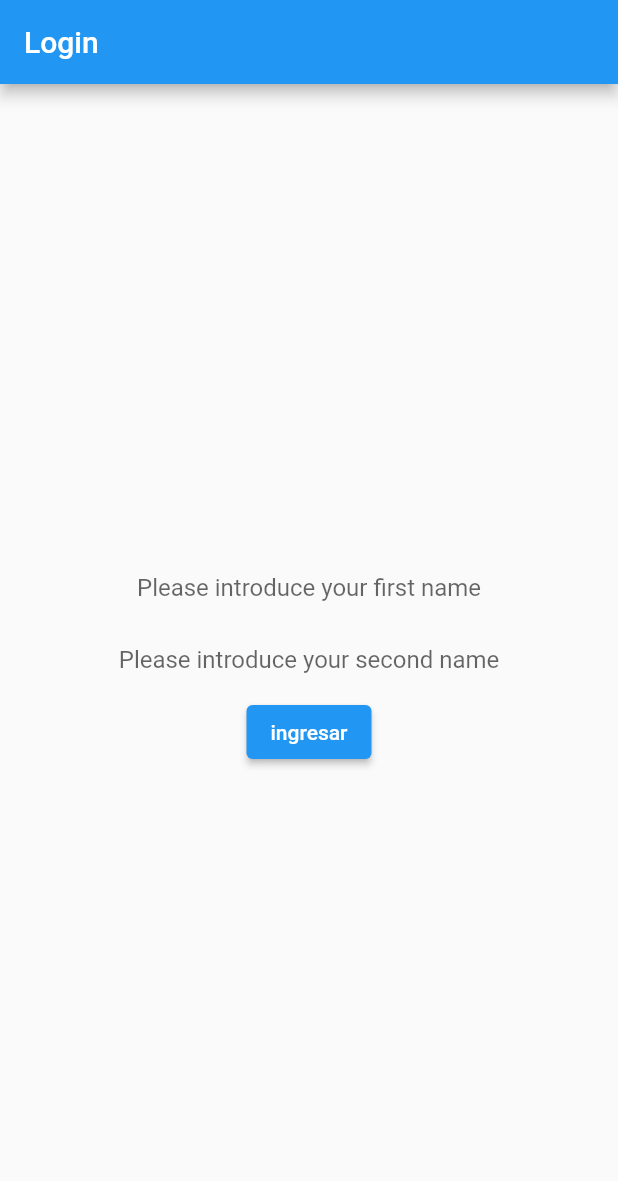
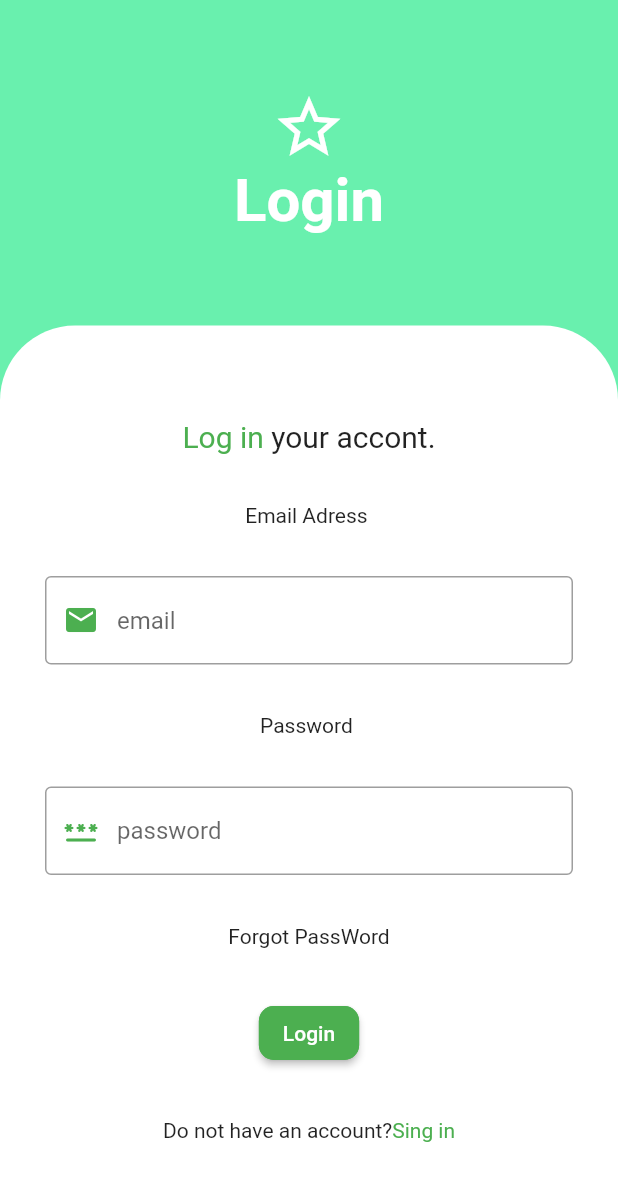
Before and after one commit to kimberllyflorez/new-examplem, a Flutter app: the screen it shows after launch, on a phone screen of 412 x 824 dp. Shown: the top 1181 px of the screen. Run offline on Flutter 3.47's test engine with Material 2 defaults, Android fonts, the phone set to English and light mode, and no system bars.

Commit message:
New login screen

```diff
--- a/lib/login/screens/login.dart
+++ b/lib/login/screens/login.dart
@@ -1,4 +1,4 @@
-import 'package:example_whit_github/home/screens/home.dart';
+import 'package:flutter/cupertino.dart';
 import 'package:flutter/material.dart';
 
 class LoginScreen extends StatelessWidget {
@@ -7,36 +7,105 @@ class LoginScreen extends StatelessWidget {
   @override
   Widget build(BuildContext context) {
     return Scaffold(
-      appBar: AppBar(
-        title: const Text('Login'),
-      ),
-      body: Column(
-        mainAxisAlignment: MainAxisAlignment.center,
-        crossAxisAlignment: CrossAxisAlignment.center,
-        children: [
-          const Center(
-            child: TextField(
-              textAlign: TextAlign.center,
-              decoration: InputDecoration(
-                border: InputBorder.none,
-                hintText: 'Please introduce your first name',
+      body: Container(
+        color: Colors.greenAccent,
+        width: double.infinity,
+        height: double.infinity,
+        child: Column(
+          mainAxisAlignment: MainAxisAlignment.center,
+          children: [
+            SizedBox(height: 60),
+            Icon(
+              Icons.star_border,
+              color: Colors.white,
+              size: 50.0,
+            ),
+            Text(
+              'Login',
+              style: TextStyle(
+                  color: Colors.white,
+                  fontSize: 40,
+                  fontWeight: FontWeight.bold),
+            ),
+            SizedBox(height: 60),
+            Expanded(
+              child: Container(
+                padding: EdgeInsets.all(30),
+                width: double.infinity,
+                decoration: const BoxDecoration(
+                    color: Colors.white,
+                    borderRadius: BorderRadius.only(
+                        topRight: Radius.circular(50),
+                        topLeft: Radius.circular(50))),
+                child: Column(
+                  mainAxisAlignment: MainAxisAlignment.spaceEvenly,
+                  children: [
+                    Row(
+                      mainAxisAlignment: MainAxisAlignment.center,
+                      children: const [
+                        Text(
+                          'Log in ',
+                          style: TextStyle(color: Colors.green, fontSize: 20),
+                        ),
+                        Text(
+                          'your accont.',
+                          style: TextStyle(fontSize: 20),
+                        ),
+                      ],
+                    ),
+                    const Text('Email Adress '),
+                    const TextField(
+                      decoration: InputDecoration(
+                        prefixIcon: Icon(
+                          Icons.email,
+                          color: Colors.green,
+                        ),
+                        border: OutlineInputBorder(),
+                        hintText: 'email',
+                      ),
+                    ),
+                    const Text('Password '),
+                    const TextField(
+                      decoration: InputDecoration(
+                        prefixIcon: Icon(Icons.password_rounded,
+                          color: Colors.green,),
+                        border: OutlineInputBorder(),
+                        hintText: 'password',
+                      ),
+                    ),
+
+                    const Text('Forgot PassWord'),
+                    ElevatedButton(
+                      style: ButtonStyle(
+                          backgroundColor:
+                              MaterialStateProperty.all(Colors.green),
+                          shape:
+                              MaterialStateProperty.all<RoundedRectangleBorder>(
+                                  RoundedRectangleBorder(
+                                      borderRadius: BorderRadius.circular(10.0),
+                                      side: BorderSide(color: Colors.green)))),
+                      onPressed: () {
+                        Navigator.pushNamed(context, 'home');
+                      },
+
+                      child: Text('Login'),
+                    ),
+                    Row(
+                      mainAxisAlignment: MainAxisAlignment.center,
+                      children: const [
+                        Text('Do not have an account?'),
+                        Text(
+                          'Sing in',
+                          style: TextStyle(color: Colors.green),
+                        ),
+                      ],
+                    ),
+                  ],
+                ),
               ),
             ),
-          ),
-          const Center(
-            child: TextField(
-              textAlign: TextAlign.center,
-              decoration: InputDecoration(
-                  border: InputBorder.none,
-                  hintText: 'Please introduce your second name'),
-            ),
-          ),
-          ElevatedButton(
-              onPressed: () {
-                Navigator.pushNamed(context, 'home');
-              },
-              child: const Text('ingresar'))
-        ],
+          ],
+        ),
       ),
     );
   }
```
